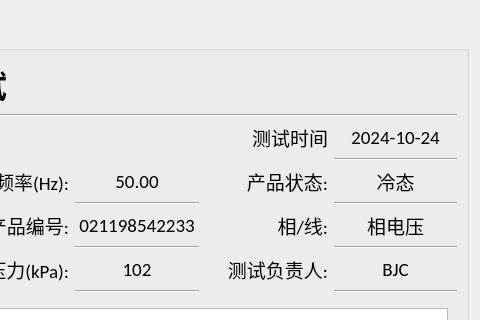
This is App/Page/detailpage.ui in bjc123321/30KWZFDZZJCY as Qt 5 draws it before an edit; both pictures show x 594 to 1074 and y 0 to 320 of the 1074 by 674 pixel window. The edited form follows.
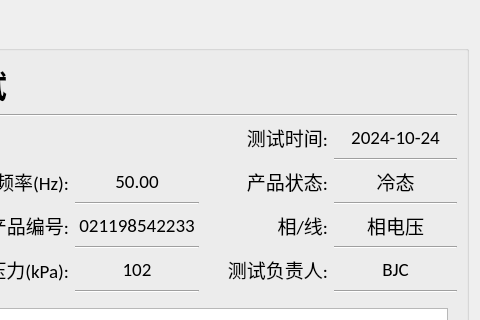
This is the edited form.

Diff of the .ui file:
```diff
--- a/App/Page/detailpage.ui
+++ b/App/Page/detailpage.ui
@@ -250,7 +250,7 @@
            </font>
           </property>
           <property name="text">
-           <string>测试时间</string>
+           <string>测试时间:</string>
           </property>
           <property name="alignment">
            <set>Qt::AlignRight|Qt::AlignTrailing|Qt::AlignVCenter</set>
```
